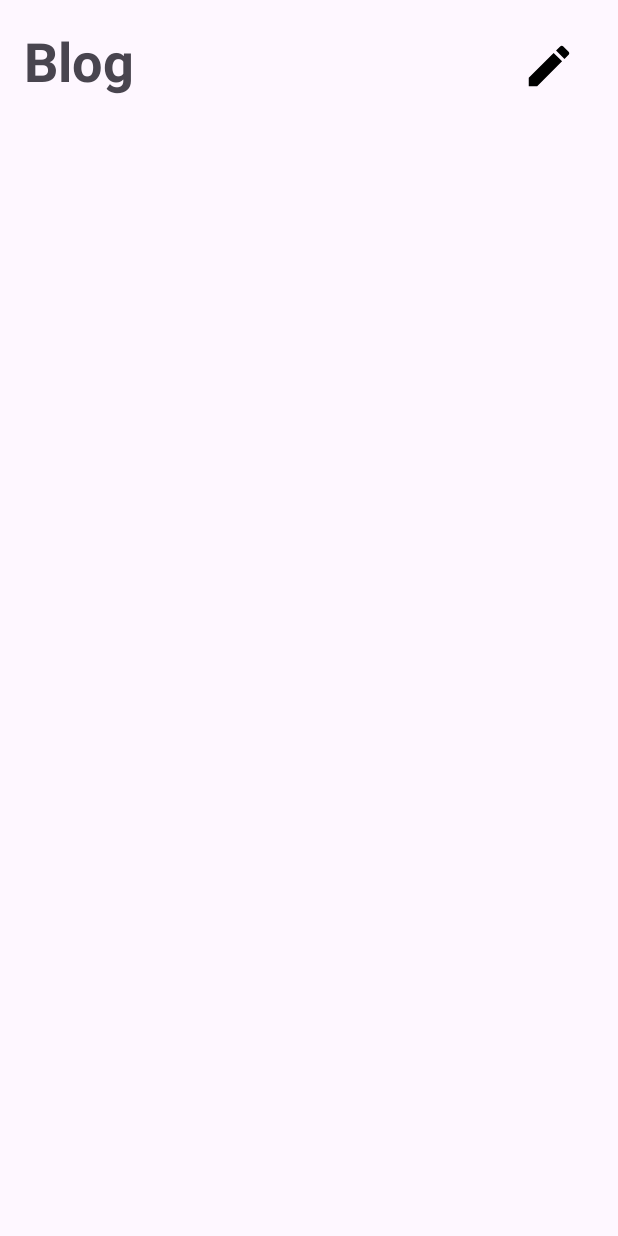
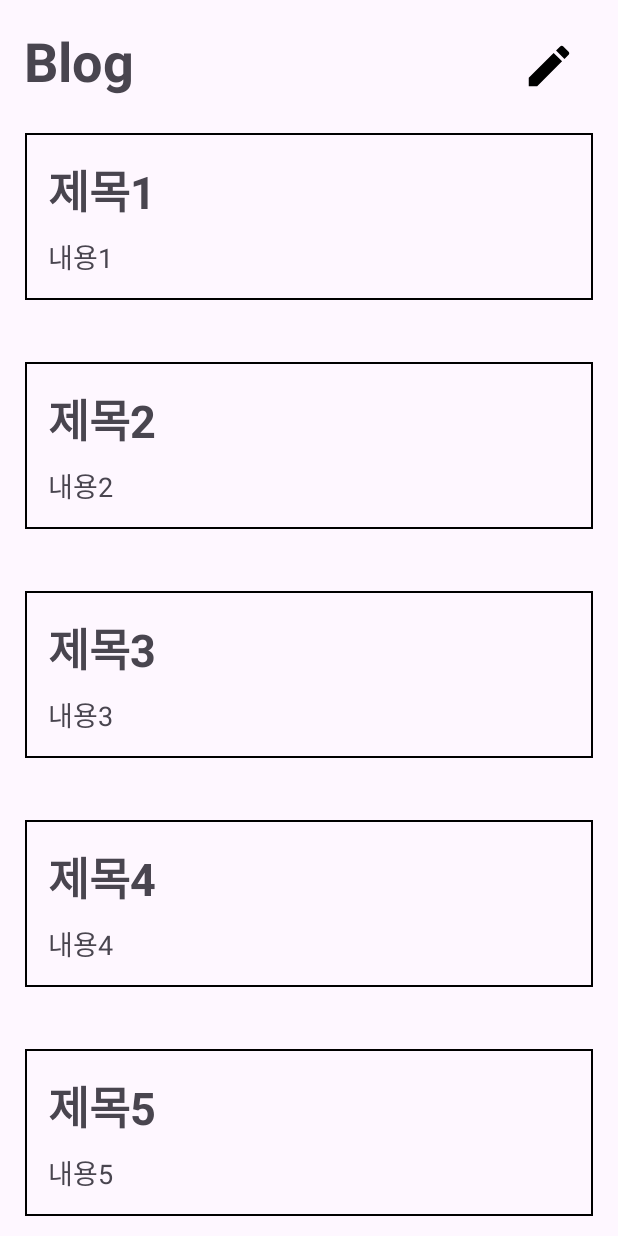
Before and after one commit to Kusitms-28th-PartCrossStudy-D/PartCrossB_Android, an Android app: the screen it shows after launch (MainActivity), on a phone screen of 412 x 824 dp. Before the commit the screen is almost empty. Run offline under Robolectric (Android 15) with nearby library versions, the phone set to English and light mode, and no system bars.

Commit message:
[feat] : 메인 페이지 리사이클러뷰 구현 완료

```diff
--- a/app/src/main/java/com/pcandriod/part_cross_android/main/MainActivity.kt
+++ b/app/src/main/java/com/pcandriod/part_cross_android/main/MainActivity.kt
@@ -2,6 +2,8 @@ package com.pcandriod.part_cross_android.main
 
 import androidx.appcompat.app.AppCompatActivity
 import android.os.Bundle
+import android.widget.LinearLayout
+import androidx.recyclerview.widget.LinearLayoutManager
 import com.pcandriod.part_cross_android.databinding.ActivityMainBinding
 
 class MainActivity : AppCompatActivity() {
@@ -13,5 +15,30 @@ class MainActivity : AppCompatActivity() {
         binding = ActivityMainBinding.inflate(layoutInflater)
         val view = binding.root
         setContentView(view)
+
+        initView()
+    }
+
+
+    fun initView() {
+        val itemPost = ArrayList<PostItem>()
+
+        itemPost.add(PostItem("제목1", "내용1"))
+        itemPost.add(PostItem("제목2", "내용2"))
+        itemPost.add(PostItem("제목3", "내용3"))
+        itemPost.add(PostItem("제목4", "내용4"))
+        itemPost.add(PostItem("제목5", "내용5"))
+        itemPost.add(PostItem("제목6", "내용6"))
+        itemPost.add(PostItem("제목7", "내용7"))
+        itemPost.add(PostItem("제목8", "내용8"))
+        itemPost.add(PostItem("제목9", "내용9"))
+        itemPost.add(PostItem("제목10", "내용10"))
+
+
+        val postAdapter = PostAdapter(itemPost)
+        postAdapter.notifyDataSetChanged()
+
+        binding.rvPostList.adapter = postAdapter
+
     }
 }
--- a/app/src/main/res/layout/activity_main.xml
+++ b/app/src/main/res/layout/activity_main.xml
@@ -47,12 +47,13 @@
         app:layout_constraintTop_toBottomOf="@+id/cl_toolbar" >
 
         <androidx.recyclerview.widget.RecyclerView
+            android:id="@+id/rv_post_list"
             android:layout_width="match_parent"
             android:layout_height="0dp"
             android:layout_marginStart="16dp"
-            android:layout_marginTop="16dp"
             android:layout_marginEnd="16dp"
             app:layoutManager="androidx.recyclerview.widget.LinearLayoutManager"
+            app:layout_constraintBottom_toBottomOf="parent"
             app:layout_constraintEnd_toEndOf="parent"
             app:layout_constraintStart_toStartOf="parent"
             app:layout_constraintTop_toTopOf="parent" />
--- a/app/src/main/res/layout/item_post.xml
+++ b/app/src/main/res/layout/item_post.xml
@@ -2,13 +2,17 @@
 <androidx.constraintlayout.widget.ConstraintLayout xmlns:android="http://schemas.android.com/apk/res/android"
     xmlns:app="http://schemas.android.com/apk/res-auto"
     android:layout_width="match_parent"
-    android:layout_height="match_parent">
+    android:layout_height="wrap_content">
 
     <androidx.constraintlayout.widget.ConstraintLayout
         android:id="@+id/cl_container"
         android:layout_width="match_parent"
         android:layout_height="wrap_content"
+        android:layout_marginTop="16dp"
+        android:layout_marginBottom="24dp"
         android:background="@drawable/border"
+        app:layout_constraintBottom_toBottomOf="parent"
+        app:layout_constraintEnd_toEndOf="parent"
         app:layout_constraintStart_toStartOf="parent"
         app:layout_constraintTop_toTopOf="parent">
 
@@ -19,8 +23,8 @@
             android:layout_marginStart="16dp"
             android:layout_marginTop="16dp"
             android:text="제목"
+            android:textSize="30sp"
             android:textStyle="bold"
-            android:textSize="30sp"
             app:layout_constraintStart_toStartOf="parent"
             app:layout_constraintTop_toTopOf="parent" />
 
```
